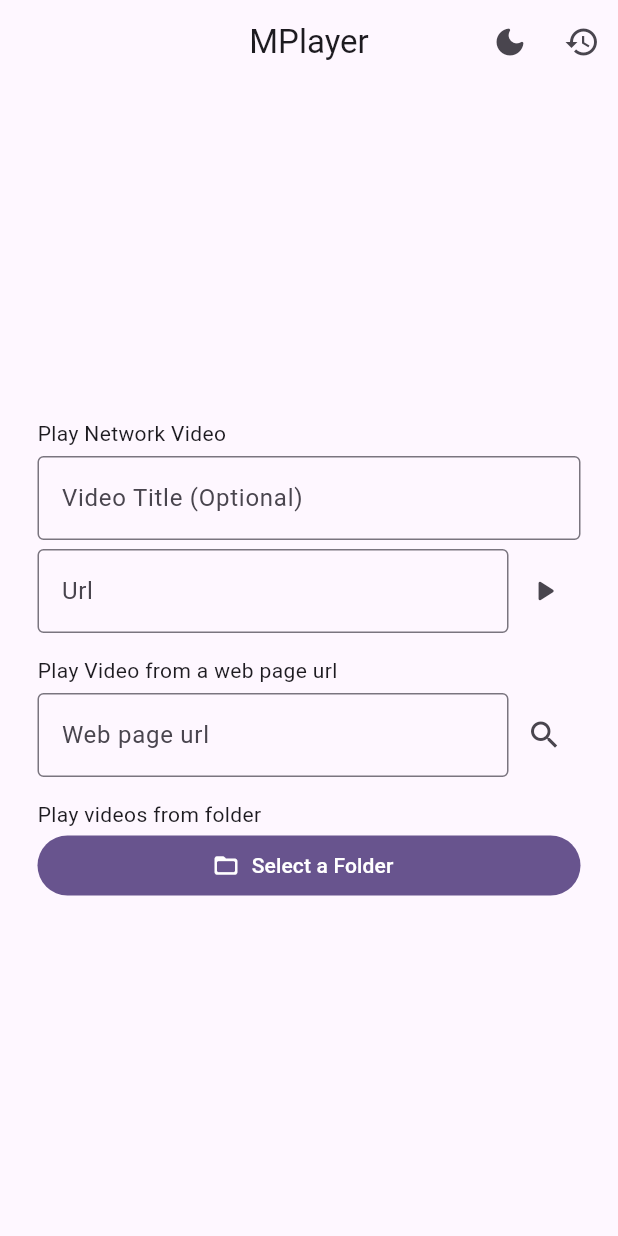
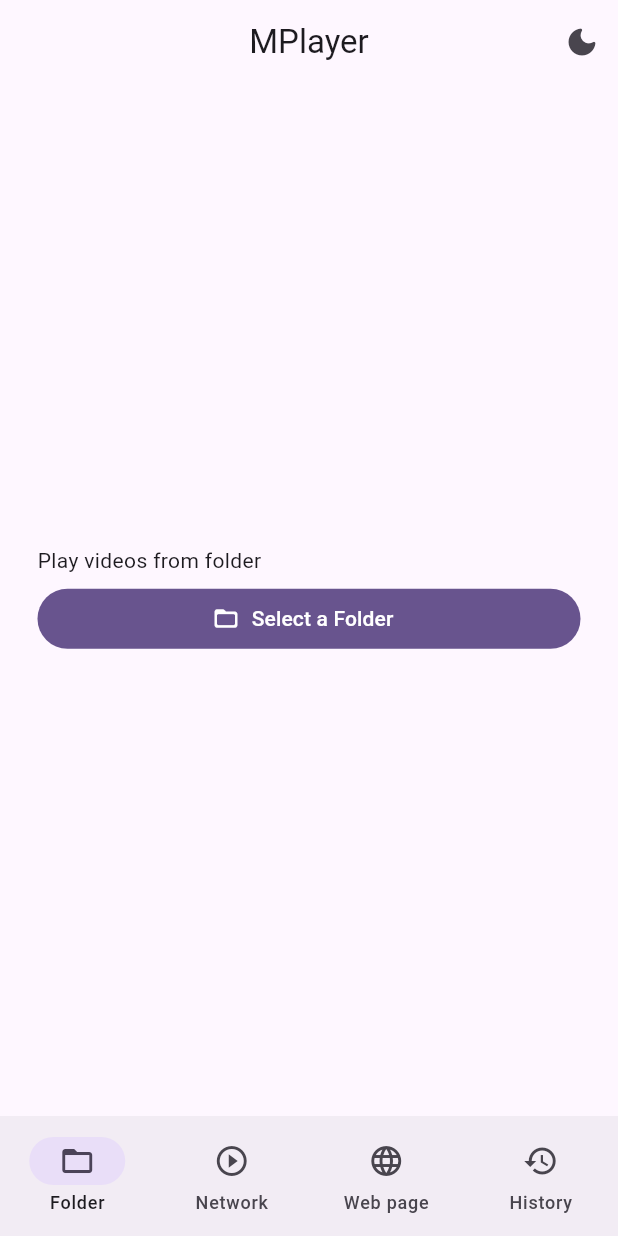
Before and after one commit to Omar-IDOUDAOUD/Movie-Player, a Flutter app: the screen it shows after launch, on a phone screen of 412 x 824 dp. Run offline on Flutter 3.47's test engine with Material 3 defaults, Android fonts, the phone set to English and light mode, and no system bars; our stand-ins replace fc_native_video_thumbnail, shared_preferences, video_player; missing offline and left inert: dir_picker, flutter_inappwebview.

Commit message:
add nevigation bar in landing page

```diff
--- a/lib/routes/landing.dart
+++ b/lib/routes/landing.dart
@@ -1,9 +1,13 @@
+import 'dart:io';
+import 'dart:typed_data';
+
 import 'package:dir_picker/dir_picker.dart';
+import 'package:fc_native_video_thumbnail/fc_native_video_thumbnail.dart';
 import 'package:flutter/material.dart';
-import 'package:movie_player/routes/history.dart';
 import 'package:movie_player/routes/local_videos_repo.dart';
 import 'package:movie_player/routes/player.dart';
 import 'package:movie_player/routes/selected_folder_videos.dart';
+import 'package:movie_player/routes/watch_history.dart';
 import 'package:movie_player/routes/web_video_extractor_1.dart';
 import 'package:movie_player/routes/web_video_extractor_2.dart' as webview;
 
@@ -18,8 +22,8 @@ class LandingPage extends StatefulWidget {
   final VoidCallback onToggleTheme;
 
   /// Scans a web page for videos with both extraction mechanisms (html
-  /// scraping and invisible WebView). Defaults to [webview.findAllVideosOnPage];
-  /// tests inject a stub so no network is used.
+  /// scraping and invisible WebView). Defaults to the combined scan of
+  /// both extractors; tests inject a stub so no network is used.
   final Future<List<Uri>> Function(Uri page)? findVideos;
 
   /// A web page shared into the app: its extractor starts as soon as the
@@ -31,9 +35,18 @@ class LandingPage extends StatefulWidget {
 }
 
 class _LandingPageState extends State<LandingPage> {
+  /// The tabs of the bottom navigation bar.
+  static const _folderTab = 0;
+  static const _networkTab = 1;
+  static const _webTab = 2;
+  static const _historyTab = 3;
+
   final TextEditingController _urlController = TextEditingController();
   final TextEditingController _titleController = TextEditingController();
   final TextEditingController _pageUrlController = TextEditingController();
+
+  /// Which tab is showing.
+  var _tabIndex = _folderTab;
 
   bool _inputError = false;
   bool _pageInputError = false;
@@ -75,6 +88,8 @@ class _LandingPageState extends State<LandingPage> {
   void _scanSharedPage(({String url, int token}) shared) {
     if (!mounted) return;
     _pageUrlController.text = shared.url;
+    // Show the web page tab so the scan and its results are visible.
+    setState(() => _tabIndex = _webTab);
     _scanWebPage();
   }
 
@@ -271,19 +286,45 @@ class _LandingPageState extends State<LandingPage> {
             ),
             tooltip: 'Toggle theme',
           ),
-          IconButton(
-            onPressed: () => Navigator.push(
-              context,
-              MaterialPageRoute(builder: (_) => const HistoryPage()),
+        ],
       ),
-            icon: const Icon(Icons.history),
-            tooltip: 'Watch history',
+      body: switch (_tabIndex) {
+        _networkTab => _scrollable(_networkTabChildren()),
+        _webTab => _scrollable(_webTabChildren()),
+        _historyTab => const _HistoryView(),
+        _ => _scrollable(_folderTabChildren()),
+      },
+      bottomNavigationBar: NavigationBar(
+        selectedIndex: _tabIndex,
+        onDestinationSelected: (index) => setState(() => _tabIndex = index),
+        destinations: const [
+          NavigationDestination(
+            icon: Icon(Icons.folder_open_outlined),
+            selectedIcon: Icon(Icons.folder_open),
+            label: 'Folder',
+          ),
+          NavigationDestination(
+            icon: Icon(Icons.play_circle_outline),
+            selectedIcon: Icon(Icons.play_circle_fill),
+            label: 'Network',
+          ),
+          NavigationDestination(
+            icon: Icon(Icons.language),
+            label: 'Web page',
+          ),
+          NavigationDestination(
+            icon: Icon(Icons.history),
+            label: 'History',
           ),
         ],
       ),
-      body: LayoutBuilder(
+    );
+  }
+
+  /// A tab's content: scrollable, vertically centered and stretched.
+  Widget _scrollable(List<Widget> children) {
+    return LayoutBuilder(
       builder: (context, constraints) {
-          // Scrollable so the saved folder buttons never overflow the screen.
         return SingleChildScrollView(
           child: ConstrainedBox(
             constraints: BoxConstraints(minHeight: constraints.maxHeight),
@@ -292,7 +333,52 @@ class _LandingPageState extends State<LandingPage> {
               child: Column(
                 mainAxisAlignment: MainAxisAlignment.center,
                 crossAxisAlignment: CrossAxisAlignment.stretch,
+                children: children,
+              ),
+            ),
+          ),
+        );
+      },
+    );
+  }
+
+  /// The "Folder" tab: pick a folder and list the saved ones.
+  List<Widget> _folderTabChildren() {
+    return [
+      const Text('Play videos from folder'),
+      const SizedBox(
+        height: 5,
+      ),
+      FilledButton.icon(
+        label: const Text('Select a Folder'),
+        icon: const Icon(Icons.folder_open_rounded),
+        onPressed: _picking ? null : _pickFolder,
+      ),
+      if (_savedFolders.isNotEmpty) ...[
+        const SizedBox(height: 20),
+        const Text('Picked folders'),
+        const SizedBox(height: 8),
+        Wrap(
+          spacing: 8,
+          runSpacing: 8,
           children: [
+            for (final folder in _savedFolders)
+              OutlinedButton.icon(
+                onPressed: _restoring
+                    ? null
+                    : () => _openSavedFolder(folder),
+                icon: const Icon(Icons.folder_rounded),
+                label: Text(folder.name),
+              ),
+          ],
+        ),
+      ],
+    ];
+  }
+
+  /// The "Network" tab: play a video url directly.
+  List<Widget> _networkTabChildren() {
+    return [
       const Text('Play Network Video'),
       const SizedBox(
         height: 5,
@@ -326,9 +412,8 @@ class _LandingPageState extends State<LandingPage> {
               onSubmitted: (_) => _submit(),
               decoration: InputDecoration(
                 hintText: 'Url',
-                              errorText: _inputError
-                                  ? 'Enter a valid video url'
-                                  : null,
+                errorText:
+                    _inputError ? 'Enter a valid video url' : null,
                 border: const OutlineInputBorder(),
                 focusedBorder: const OutlineInputBorder(),
               ),
@@ -341,9 +426,12 @@ class _LandingPageState extends State<LandingPage> {
           ),
         ],
       ),
-                    const SizedBox(
-                      height: 15,
-                    ),
+    ];
+  }
+
+  /// The "Web page" tab: scan a page for its videos.
+  List<Widget> _webTabChildren() {
+    return [
       const Text('Play Video from a web page url'),
       const SizedBox(
         height: 5,
@@ -389,42 +477,7 @@ class _LandingPageState extends State<LandingPage> {
             ),
         ],
       ),
-                    const SizedBox(
-                      height: 15,
-                    ),
-                    const Text('Play videos from folder'),
-                    FilledButton.icon(
-                      label: const Text('Select a Folder'),
-                      icon: const Icon(Icons.folder_open_rounded),
-                      onPressed: _picking ? null : _pickFolder,
-                    ),
-                    if (_savedFolders.isNotEmpty) ...[
-                      const SizedBox(height: 20),
-                      const Text('Picked folders'),
-                      const SizedBox(height: 8),
-                      Wrap(
-                        spacing: 8,
-                        runSpacing: 8,
-                        children: [
-                          for (final folder in _savedFolders)
-                            OutlinedButton.icon(
-                              onPressed: _restoring
-                                  ? null
-                                  : () => _openSavedFolder(folder),
-                              icon: const Icon(Icons.folder_rounded),
-                              label: Text(folder.name),
-                            ),
-                        ],
-                      ),
-                    ],
-                  ],
-                ),
-              ),
-            ),
-          );
-        },
-      ),
-    );
+    ];
   }
 
   /// Picks a folder and opens the page listing its video files.
@@ -542,3 +595,187 @@ class _LandingPageState extends State<LandingPage> {
     }
   }
 }
+
+/// The watch history list, shown in the landing page's "History" tab.
+///
+/// Every entry shows a thumbnail, the title (file name or url), the
+/// duration and how far the user got. Tapping one resumes it in the
+/// [PlayerPage].
+class _HistoryView extends StatefulWidget {
+  const _HistoryView();
+
+  @override
+  State<_HistoryView> createState() => _HistoryViewState();
+}
+
+class _HistoryViewState extends State<_HistoryView> {
+  static final _fcThumbnail = FcNativeVideoThumbnail();
+
+  late Future<List<WatchHistoryEntry>> _history;
+
+  /// One future per video, so a thumbnail is generated at most once.
+  final Map<String, Future<Uint8List?>> _thumbnailCache = {};
+
+  @override
+  void initState() {
+    super.initState();
+    _history = WatchHistory.load();
+  }
+
+  /// Opens [entry] in the player and refreshes the list when coming back,
+  /// so the newest watch position is shown.
+  Future<void> _open(WatchHistoryEntry entry) async {
+    final uri = Uri.tryParse(entry.uri);
+    if (uri == null) return;
+
+    final Widget player;
+    if (uri.scheme == 'file') {
+      player = PlayerPage(videoFile: File.fromUri(uri));
+    } else {
+      player = PlayerPage(videoUri: uri);
+    }
+    await Navigator.push(
+      context,
+      MaterialPageRoute(builder: (_) => player),
+    );
+    if (!mounted) return;
+    setState(() {
+      _history = WatchHistory.load();
+    });
+  }
+
+  /// Generates a thumbnail, or returns null when the platform can't.
+  Future<Uint8List?> _loadThumbnail(WatchHistoryEntry entry) async {
+    final uri = Uri.tryParse(entry.uri);
+    if (uri == null) return null;
+
+    final isFile = uri.scheme == 'file';
+    try {
+      return await _fcThumbnail.saveThumbnailToBytes(
+        srcFile: isFile ? uri.toFilePath() : entry.uri,
+        width: 168,
+        height: 120,
+        quality: 70,
+        srcFileUri: !isFile &&
+            uri.scheme != 'http' &&
+            uri.scheme != 'https',
+      );
+    } catch (_) {
+      // No thumbnail: the tile falls back to an icon.
+      return null;
+    }
+  }
+
+  Widget _thumbnail(WatchHistoryEntry entry) {
+    final future = _thumbnailCache.putIfAbsent(
+      entry.uri,
+      () => _loadThumbnail(entry),
+    );
+
+    return SizedBox(
+      width: 56,
+      height: 40,
+      child: ClipRRect(
+        borderRadius: BorderRadius.circular(4),
+        child: FutureBuilder<Uint8List?>(
+          future: future,
+          builder: (context, snapshot) {
+            final data = snapshot.data;
+            if (data != null) {
+              return Image.memory(data, fit: BoxFit.cover);
+            }
+            return ColoredBox(
+              color: Theme.of(context).colorScheme.surfaceContainerHighest,
+              child: const Icon(Icons.video_file_outlined, size: 20),
+            );
+          },
+        ),
+      ),
+    );
+  }
+
+  /// `H:MM:SS`, the same format the player uses.
+  String _formatDuration(Duration duration) {
+    final totalSeconds = duration.inSeconds;
+    final hours = totalSeconds ~/ 3600;
+    final minutes = (totalSeconds % 3600) ~/ 60;
+    final seconds = totalSeconds % 60;
+    return '$hours:${minutes.toString().padLeft(2, '0')}:'
+        '${seconds.toString().padLeft(2, '0')}';
+  }
+
+  Widget _buildEmpty() {
+    return const Center(
+      child: Column(
+        mainAxisSize: MainAxisSize.min,
+        children: [
+          Icon(Icons.history, size: 48, color: Colors.black38),
+          SizedBox(height: 12),
+          Text('No watch history yet'),
+        ],
+      ),
+    );
+  }
+
+  Widget _buildEntry(BuildContext context, WatchHistoryEntry entry) {
+    final subtitle =
+        '${_formatDuration(entry.duration)} • last at '
+        '${_formatDuration(entry.position)}';
+
+    return ListTile(
+      leading: _thumbnail(entry),
+      title: Text(entry.title, maxLines: 1, overflow: TextOverflow.ellipsis),
+      subtitle: Column(
+        crossAxisAlignment: CrossAxisAlignment.start,
+        mainAxisSize: MainAxisSize.min,
+        children: [
+          Text(
+            subtitle,
+            maxLines: 1,
+            overflow: TextOverflow.ellipsis,
+            style: Theme.of(context).textTheme.bodySmall,
+          ),
+          const SizedBox(height: 4),
+          ClipRRect(
+            borderRadius: BorderRadius.circular(2),
+            child: LinearProgressIndicator(
+              value: entry.progress,
+              minHeight: 3,
+            ),
+          ),
+        ],
+      ),
+      onTap: () => _open(entry),
+    );
+  }
+
+  @override
+  Widget build(BuildContext context) {
+    return FutureBuilder<List<WatchHistoryEntry>>(
+      future: _history,
+      builder: (context, snapshot) {
+        final entries = snapshot.data ?? const <WatchHistoryEntry>[];
+
+        if (entries.isEmpty) {
+          if (snapshot.connectionState == ConnectionState.waiting) {
+            return const Center(
+              child: SizedBox.square(
+                dimension: 35,
+                child: CircularProgressIndicator(),
+              ),
+            );
+          }
+          return _buildEmpty();
+        }
+
+        return ListView.builder(
+          itemCount: entries.length,
+          itemBuilder: (context, index) => _buildEntry(
+            context,
+            entries[index],
+          ),
+        );
+      },
+    );
+  }
+}
```
Also changed, not shown: lib/routes/history.dart (deleted, +0 -194 lines), 1 other file. Lines whose indentation alone changed are shown as unchanged.
